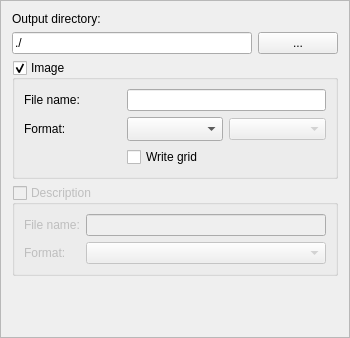
Qt form outputframe.ui (andryblack/fontbuilder) before a commit.
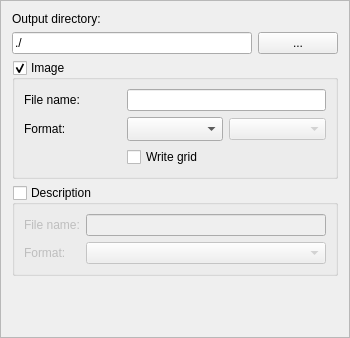
The same form after that commit. Custom widgets are drawn as their Qt base class.

The edit to the form file:
```diff
--- a/outputframe.ui
+++ b/outputframe.ui
@@ -119,7 +119,7 @@
    <item row="3" column="0" colspan="2">
     <widget class="QGroupBox" name="groupBoxDescription">
      <property name="enabled">
-      <bool>false</bool>
+      <bool>true</bool>
      </property>
      <property name="title">
       <string>Description</string>
```
